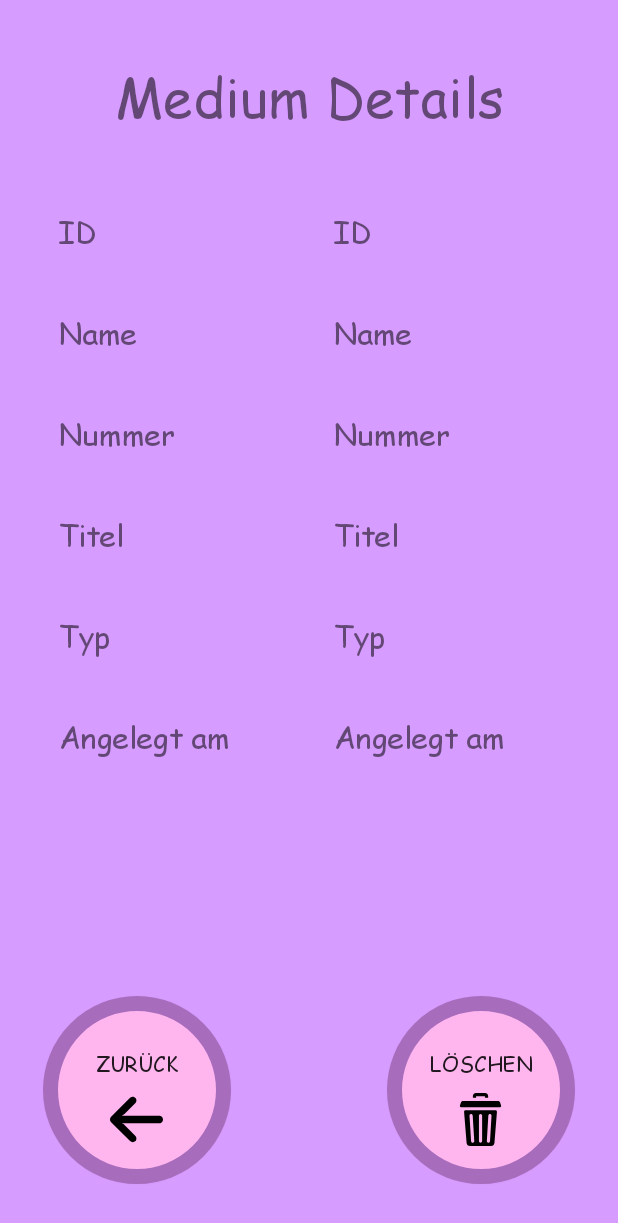
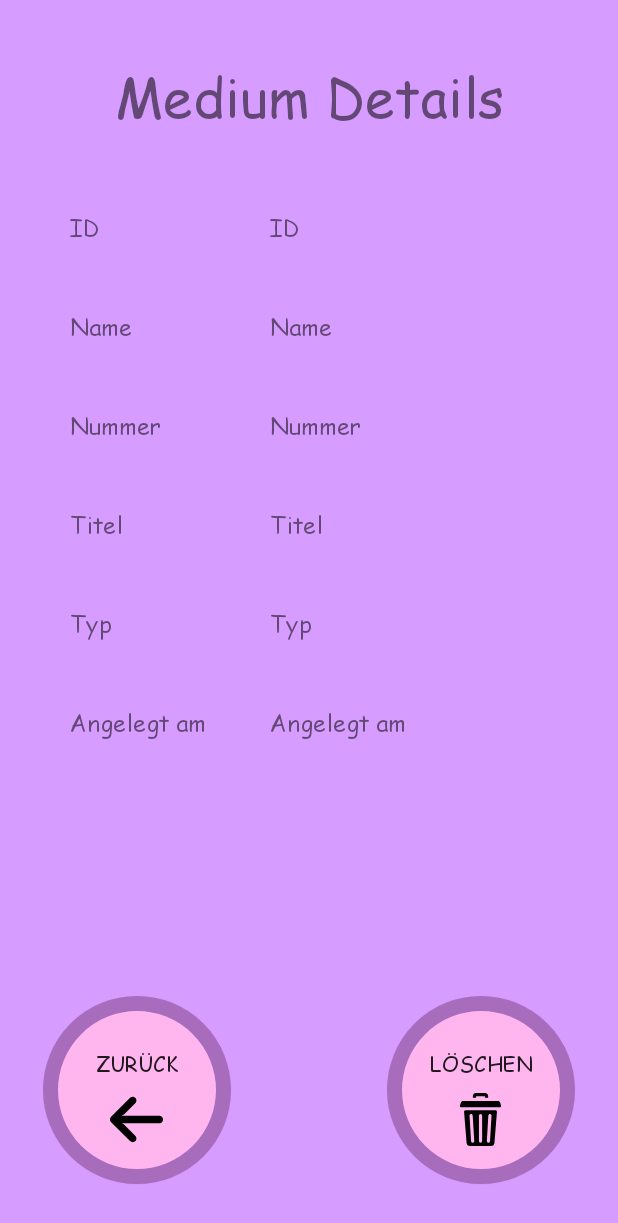
Before and after one commit to S1n93r/Tombolator, an Android app: the layout media_details_fragment.xml on its own in the app's theme, with its tools: preview values and no code run, on a phone screen of 412 x 824 dp. Shown: the top 1223 px of the screen. Run offline under Robolectric (Android 15) with nearby library versions, the phone set to English and light mode, and no system bars.

Commit message:
extracted textviews for elements to xml, decreased font size to 16sp, implemented caches for susis script, added initial media

```diff
--- a/app/src/main/java/com/example/tombolator/media/Media.java
+++ b/app/src/main/java/com/example/tombolator/media/Media.java
@@ -95,7 +95,7 @@ public class Media implements Parcelable {
     }
 
     public String toLabel() {
-        return "(" + number + ") "+ name + " - " + title;
+        return "(" + number + ") "+ name + "\n" + title;
     }
 
     public Long getId() {
--- a/app/src/main/java/com/example/tombolator/media/MediaMainFragment.java
+++ b/app/src/main/java/com/example/tombolator/media/MediaMainFragment.java
@@ -119,13 +119,10 @@ public class MediaMainFragment extends Fragment {
                 Media media = pair.getValue();
 
                 long id = media.getId();
-                String name = media.getName();
-                String title = media.getTitle();
-                int number = media.getNumber();
                 String type = media.getType();
 
                 TextView textView = (TextView) View.inflate(
-                        parent.getApplicationContext(), R.layout.media_list_element_textview, null);
+                        parent.getApplicationContext(), R.layout.list_element, null);
 
                 textView.setText(" " + media.toLabel());
                 textView.setOnClickListener(showDetailsListener);
--- a/app/src/main/java/com/example/tombolator/tombolas/Tombola.java
+++ b/app/src/main/java/com/example/tombolator/tombolas/Tombola.java
@@ -113,6 +113,10 @@ public class Tombola implements Parcelable {
         mediaDrawn.clear();
     }
 
+    public String toLabel() {
+        return name + " (" + getAllMedia().size() + " Medien)";
+    }
+
     public Long getId() {
         return id;
     }
--- a/app/src/main/java/com/example/tombolator/tombolas/TombolaDetailsFragment.java
+++ b/app/src/main/java/com/example/tombolator/tombolas/TombolaDetailsFragment.java
@@ -137,9 +137,9 @@ public class TombolaDetailsFragment extends Fragment {
 
             for(Media media : tombola.getAllMedia()) {
 
-                TextView textView = new TextView(parent.getApplicationContext());
-                textView.setTypeface(getResources().getFont(R.font.comic_sans_ms));
-                textView.setTextSize(20);
+                TextView textView = (TextView) View.inflate(
+                        parent.getApplicationContext(), R.layout.list_element, null);
+
                 textView.setText(media.toLabel());
                 textView.setId(media.getId().intValue());
 
--- a/app/src/main/res/layout/media_list_element_textview.xml
+++ b/app/src/main/res/layout/list_element.xml
@@ -2,7 +2,7 @@
 <TextView xmlns:android="http://schemas.android.com/apk/res/android"
           android:layout_width="match_parent"
           android:layout_height="wrap_content"
-          android:textSize="20sp"
+          android:textSize="16sp"
           android:fontFamily="@font/comic_sans_ms"
 >
 </TextView>
--- a/app/src/main/res/layout/media_details_fragment.xml
+++ b/app/src/main/res/layout/media_details_fragment.xml
@@ -54,48 +54,49 @@
             app:layout_constraintHorizontal_bias="0.9"/>
     <TextView
             android:fontFamily="@font/comic_sans_ms"
-            android:textSize="20sp"
-            android:layout_width="150dp"
-            android:layout_height="35dp"
+            android:textSize="16sp"
+            android:layout_width="100dp"
+            android:layout_height="50dp"
             android:ems="10"
             android:id="@+id/name_label"
             android:autofillHints="@string/label_name"
             android:text="@string/label_name"
             app:layout_constraintStart_toStartOf="parent"
             app:layout_constraintEnd_toEndOf="parent"
-            app:layout_constraintHorizontal_bias="0.149"
+            app:layout_constraintHorizontal_bias="0.15"
             app:layout_constraintTop_toBottomOf="@+id/id_label"
-            android:layout_marginTop="32dp"/>
+            android:layout_marginTop="16dp"/>
     <TextView
             android:fontFamily="@font/comic_sans_ms"
-            android:textSize="20sp"
-            android:layout_width="150dp"
-            android:layout_height="35dp"
+            android:textSize="16sp"
+            android:layout_width="200dp"
+            android:layout_height="50dp"
             android:ems="10"
             android:id="@+id/name_value"
             android:text="@string/label_name"
             app:layout_constraintStart_toStartOf="parent"
             app:layout_constraintEnd_toEndOf="parent"
             app:layout_constraintHorizontal_bias="0.85"
-            app:layout_constraintTop_toBottomOf="@+id/id_value" android:layout_marginTop="32dp"/>
+            app:layout_constraintTop_toBottomOf="@+id/id_value"
+            android:layout_marginTop="16dp"/>
     <TextView
             android:fontFamily="@font/comic_sans_ms"
-            android:textSize="20sp"
-            android:layout_width="150dp"
-            android:layout_height="35dp"
+            android:textSize="16sp"
+            android:layout_width="100dp"
+            android:layout_height="50dp"
             android:ems="10"
             android:id="@+id/number_label"
             app:layout_constraintStart_toStartOf="parent"
             android:text="@string/label_number"
             app:layout_constraintTop_toBottomOf="@+id/name_label"
-            android:layout_marginTop="32dp"
+            android:layout_marginTop="16dp"
             app:layout_constraintEnd_toEndOf="parent"
             app:layout_constraintHorizontal_bias="0.15"/>
     <TextView
             android:fontFamily="@font/comic_sans_ms"
-            android:textSize="20sp"
-            android:layout_width="150dp"
-            android:layout_height="35dp"
+            android:textSize="16sp"
+            android:layout_width="200dp"
+            android:layout_height="50dp"
             android:ems="10"
             android:id="@+id/number_value"
             android:text="@string/label_number"
@@ -103,60 +104,60 @@
             app:layout_constraintStart_toStartOf="parent"
             app:layout_constraintHorizontal_bias="0.85"
             app:layout_constraintTop_toBottomOf="@+id/name_value"
-            android:layout_marginTop="32dp"/>
+            android:layout_marginTop="16dp"/>
     <TextView
             android:fontFamily="@font/comic_sans_ms"
-            android:textSize="20sp"
-            android:layout_width="150dp"
-            android:layout_height="35dp"
+            android:textSize="16sp"
+            android:layout_width="100dp"
+            android:layout_height="50dp"
             android:id="@+id/type_label"
             android:text="@string/label_type"
             app:layout_constraintStart_toStartOf="parent"
             app:layout_constraintEnd_toEndOf="parent"
             app:layout_constraintHorizontal_bias="0.15"
             app:layout_constraintTop_toBottomOf="@+id/title_label"
-            android:layout_marginTop="32dp"/>
+            android:layout_marginTop="16dp"/>
     <TextView
             android:fontFamily="@font/comic_sans_ms"
-            android:textSize="20sp"
-            android:layout_width="150dp"
-            android:layout_height="35dp"
+            android:textSize="16sp"
+            android:layout_width="100dp"
+            android:layout_height="50dp"
             android:id="@+id/created_at_label"
             android:text="@string/label_created_at"
             app:layout_constraintStart_toStartOf="parent"
             app:layout_constraintEnd_toEndOf="parent"
             app:layout_constraintHorizontal_bias="0.15"
             app:layout_constraintTop_toBottomOf="@+id/type_label"
-            android:layout_marginTop="32dp"/>
+            android:layout_marginTop="16dp"/>
     <TextView
             android:fontFamily="@font/comic_sans_ms"
-            android:textSize="20sp"
-            android:layout_width="150dp"
-            android:layout_height="35dp"
+            android:textSize="16sp"
+            android:layout_width="100dp"
+            android:layout_height="50dp"
             android:id="@+id/id_label"
             android:text="@string/label_id"
             app:layout_constraintStart_toStartOf="parent"
             app:layout_constraintEnd_toEndOf="parent"
-            app:layout_constraintHorizontal_bias="0.149"
+            app:layout_constraintHorizontal_bias="0.15"
             app:layout_constraintTop_toTopOf="parent"
             android:layout_marginTop="140dp"/>
     <TextView
             android:fontFamily="@font/comic_sans_ms"
-            android:textSize="20sp"
-            android:layout_width="150dp"
-            android:layout_height="35dp"
+            android:textSize="16sp"
+            android:layout_width="200dp"
+            android:layout_height="50dp"
             android:id="@+id/created_at_value"
             android:text="@string/label_created_at"
             app:layout_constraintStart_toStartOf="parent"
             app:layout_constraintEnd_toEndOf="parent"
             app:layout_constraintHorizontal_bias="0.85"
             app:layout_constraintTop_toBottomOf="@+id/type_value"
-            android:layout_marginTop="32dp"/>
+            android:layout_marginTop="16dp"/>
     <TextView
             android:fontFamily="@font/comic_sans_ms"
-            android:textSize="20sp"
-            android:layout_width="150dp"
-            android:layout_height="35dp"
+            android:textSize="16sp"
+            android:layout_width="200dp"
+            android:layout_height="50dp"
             android:id="@+id/id_value"
             android:text="@string/label_id"
             app:layout_constraintStart_toStartOf="parent"
@@ -166,21 +167,21 @@
             android:layout_marginTop="140dp"/>
     <TextView
             android:fontFamily="@font/comic_sans_ms"
-            android:textSize="20sp"
-            android:layout_width="150dp"
-            android:layout_height="35dp"
+            android:textSize="16sp"
+            android:layout_width="200dp"
+            android:layout_height="50dp"
             android:id="@+id/type_value"
             android:text="@string/label_type"
             app:layout_constraintEnd_toEndOf="parent"
             app:layout_constraintStart_toStartOf="parent"
             app:layout_constraintHorizontal_bias="0.85"
             app:layout_constraintTop_toBottomOf="@+id/title_value"
-            android:layout_marginTop="32dp"/>
+            android:layout_marginTop="16dp"/>
     <TextView
             android:fontFamily="@font/comic_sans_ms"
-            android:textSize="20sp"
-            android:layout_width="150dp"
-            android:layout_height="35dp"
+            android:textSize="16sp"
+            android:layout_width="100dp"
+            android:layout_height="50dp"
             android:ems="10"
             android:id="@+id/title_label"
             app:layout_constraintStart_toStartOf="parent"
@@ -188,12 +189,12 @@
             android:text="@string/label_title"
             app:layout_constraintHorizontal_bias="0.15"
             app:layout_constraintTop_toBottomOf="@+id/number_label"
-            android:layout_marginTop="32dp"/>
+            android:layout_marginTop="16dp"/>
     <TextView
             android:fontFamily="@font/comic_sans_ms"
-            android:textSize="20sp"
-            android:layout_width="150dp"
-            android:layout_height="35dp"
+            android:textSize="16sp"
+            android:layout_width="200dp"
+            android:layout_height="50dp"
             android:ems="10"
             android:id="@+id/title_value"
             app:layout_constraintStart_toStartOf="parent"
@@ -202,5 +203,5 @@
             android:text="@string/label_title"
             app:layout_constraintHorizontal_bias="0.85"
             app:layout_constraintTop_toBottomOf="@+id/number_value"
-            android:layout_marginTop="32dp"/>
+            android:layout_marginTop="16dp"/>
 </androidx.constraintlayout.widget.ConstraintLayout>
--- a/app/src/main/res/layout/media_main_fragment.xml
+++ b/app/src/main/res/layout/media_main_fragment.xml
@@ -64,7 +64,7 @@
             app:layout_constraintTop_toTopOf="parent">
         <LinearLayout
                 android:layout_width="match_parent"
-                android:layout_height="wrap_content"
+                android:layout_height="match_parent"
                 android:orientation="vertical"
                 android:id="@+id/linear_layout_media"/>
     </ScrollView>
```
Also changed, not shown: app/src/main/java/com/example/tombolator/SusisStashScript.java (+217 -9 lines), app/src/main/java/com/example/tombolator/tombolas/TombolaMainFragment.java (+3 -6 lines), app/src/main/res/kiddinx/susis_stash.csv (deleted, +0 -35 lines), app/src/main/res/layout/tombola_details_fragment.xml (+18 -18 lines), 2 other files.
